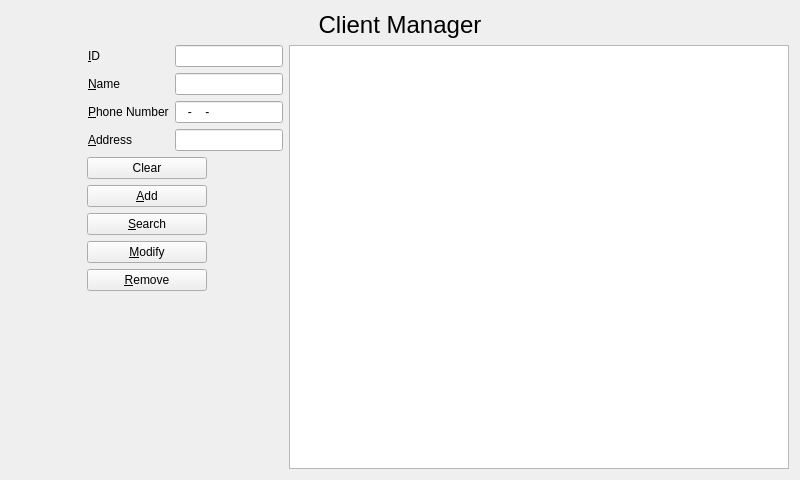
Old version of the form clientform.ui in the repository ChunJeong27/CRMMiniProject.
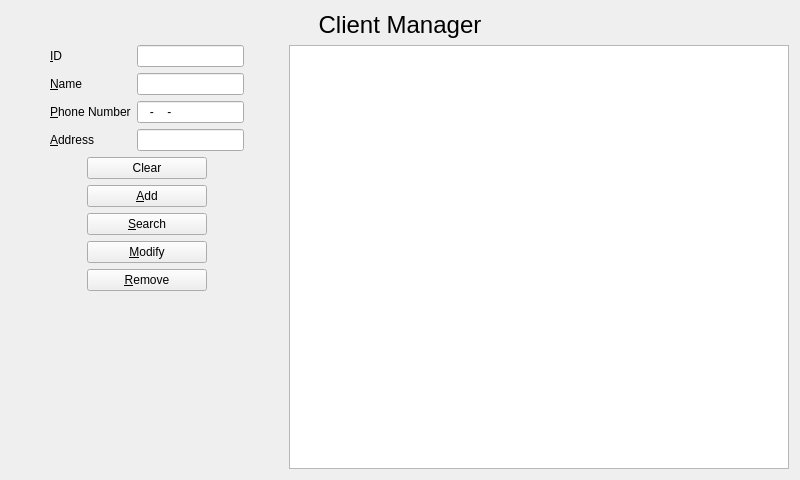
New version of the form.

```diff
--- a/clientform.ui
+++ b/clientform.ui
@@ -42,7 +42,7 @@
            </property>
            <property name="sizeHint" stdset="0">
             <size>
-             <width>20</width>
+             <width>40</width>
              <height>20</height>
             </size>
            </property>
@@ -112,6 +112,19 @@
            </item>
           </layout>
          </item>
+         <item>
+          <spacer name="horizontalSpacer_4">
+           <property name="orientation">
+            <enum>Qt::Horizontal</enum>
+           </property>
+           <property name="sizeHint" stdset="0">
+            <size>
+             <width>40</width>
+             <height>20</height>
+            </size>
+           </property>
+          </spacer>
+         </item>
         </layout>
        </item>
        <item>
```
